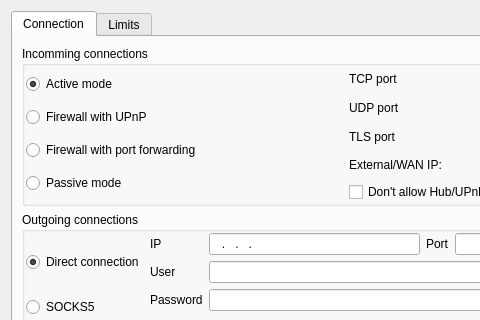
Before: the Qt Designer form eiskaltdcpp-qt/ui/UISettingsConnection.ui in eiskaltdcpp/eiskaltdcpp, drawn with Qt 5; both pictures show x 0 to 480 and y 0 to 320 of the 691 by 553 pixel window.
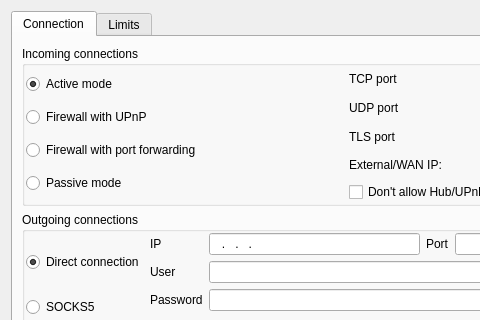
After: the same form once the commit is applied. Custom widgets are drawn as their Qt base class.

The edit to the form file:
```diff
--- a/eiskaltdcpp-qt/ui/UISettingsConnection.ui
+++ b/eiskaltdcpp-qt/ui/UISettingsConnection.ui
@@ -30,7 +30,7 @@
        <item>
         <widget class="QGroupBox" name="groupBox">
          <property name="title">
-          <string>Incomming connections</string>
+          <string>Incoming connections</string>
          </property>
          <layout class="QGridLayout" name="gridLayout_5">
           <property name="margin">
```
Left out of the diff: 4 changed lines with no effect on the pictures.
